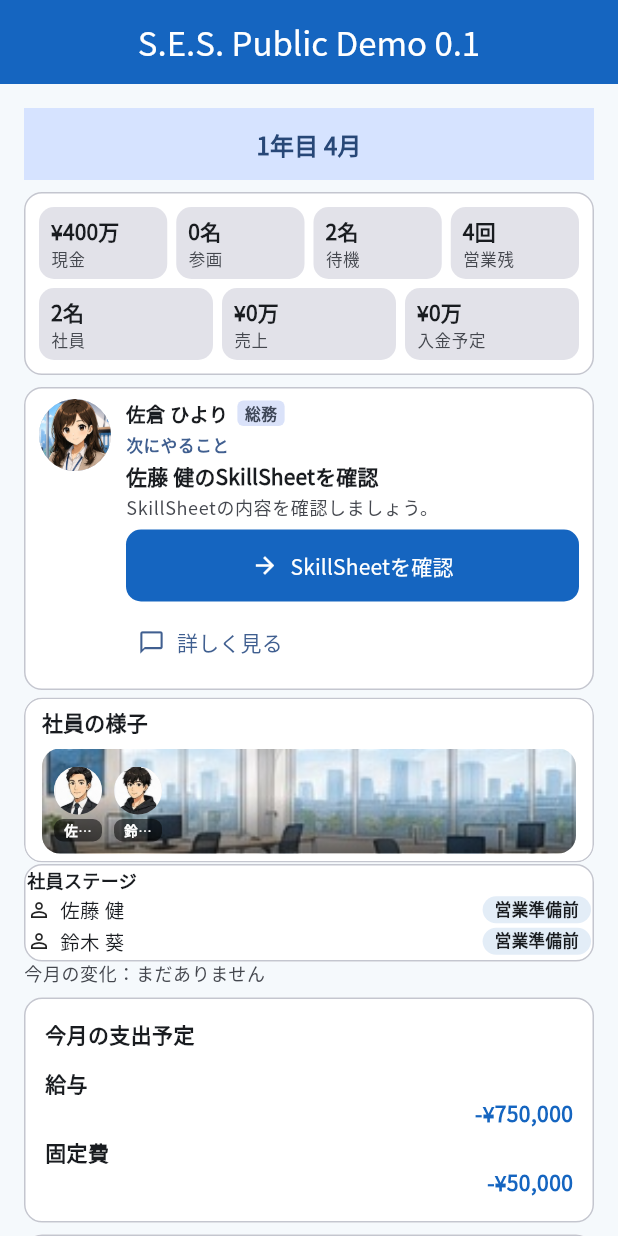
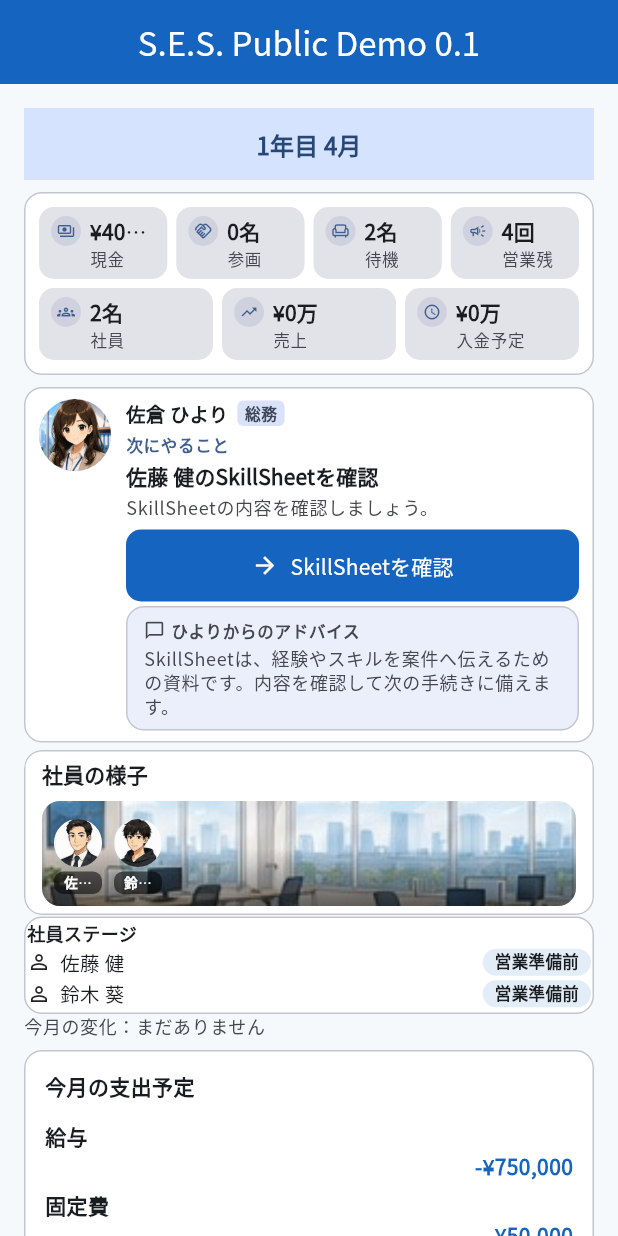
Before and after one commit to perusonao/smile_enjoy_story, a Flutter app: the PublicDemo01PlaceholderScreen screen opened directly, on a phone screen of 412 x 824 dp. Run offline on Flutter 3.47's test engine with Material 3 defaults, Android fonts, the phone set to English and light mode, and no system bars; our stand-ins replace shared_preferences; accounts and stored records are empty.

Commit message:
wip(public-demo-home): always-visible navigator advice, secondary CTA, icon-led KPI tiles
- HomeNavigatorAdvice gains optional secondaryLabel/onSecondaryPressed,
  paired the same way ctaLabel/onCtaPressed already are.
- HomeNavigatorSection becomes stateless: the "詳しく見る"/"閉じる"
  collapse toggle is removed, the advice explanation bubble always
  renders when present (matching the approved IMG_2643.jpeg target),
  and an optional secondary OutlinedButton renders below the primary CTA.
- PublicDemoHomeDashboardSection gains onShowOtherActions, wiring the
  secondary CTA into the resolved advice without touching the pure
  navigatorAdviceFor mapper.
- KpiSection's compact tiles now paint their icon badge (data was already
  present on _KpiTileData, just never rendered) — no Key/value/label
  changes.

Part of Issue #147 (PUBLIC-DEMO-HOME-UI-3A). Tests not yet updated for
these behavior changes — next commit.

Co-Authored-By: Claude Sonnet 5 <noreply@anthropic.com>
Claude-Session: https://claude.ai/code/session_01CrzzEqGi2pqXzi3SxoNpVg

```diff
--- a/lib/presentation/home/models/home_navigator_display.dart
+++ b/lib/presentation/home/models/home_navigator_display.dart
@@ -108,9 +108,16 @@ class HomeNavigatorAdvice {
     this.semantic = HomeNavigatorAdviceSemantic.neutral,
     this.ctaLabel,
     this.onCtaPressed,
+    this.secondaryLabel,
+    this.onSecondaryPressed,
   }) : assert(
          (ctaLabel == null) == (onCtaPressed == null),
          'A Navigator CTA must carry both its label and its owner callback.',
+       ),
+       assert(
+         (secondaryLabel == null) == (onSecondaryPressed == null),
+         'A Navigator secondary action must carry both its label and its '
+         'owner callback.',
        );
 
   final String title;
@@ -128,6 +135,13 @@ class HomeNavigatorAdvice {
   final HomeNavigatorAdviceSemantic semantic;
   final String? ctaLabel;
   final VoidCallback? onCtaPressed;
+
+  /// The mockup's "他の行動を確認する" secondary route: an already-owned
+  /// on-page callback (e.g. scrolling to the existing legacy action block),
+  /// never a new route or a fabricated navigation destination. `null` unless
+  /// the owning screen attaches both this and [onSecondaryPressed] together.
+  final String? secondaryLabel;
+  final VoidCallback? onSecondaryPressed;
 
   static const neutral = HomeNavigatorAdvice(
     title: 'ひよりからのご案内',
--- a/lib/presentation/home/widgets/home_navigator_section.dart
+++ b/lib/presentation/home/widgets/home_navigator_section.dart
@@ -118,7 +118,13 @@ class HomeNavigatorLayout {
 /// She is the existing general-affairs employee made visible, not a fourth
 /// hire — see [HomeNavigatorIdentity] for why that costs the domain
 /// nothing.
-class HomeNavigatorSection extends StatefulWidget {
+///
+/// PUBLIC-DEMO-HOME-UI-3A: the approved visual target shows the "ひよりから
+/// のアドバイス" explanation open by default, with no collapse control — so
+/// this is now a [StatelessWidget]. The former "詳しく見る"/"閉じる" local
+/// toggle is gone entirely; [_AdviceBubble] renders unconditionally whenever
+/// [HomeNavigatorAdvice.explanation] is non-null.
+class HomeNavigatorSection extends StatelessWidget {
   const HomeNavigatorSection({
     super.key,
     this.expression = NavigatorExpression.normal,
@@ -132,17 +138,6 @@ class HomeNavigatorSection extends StatefulWidget {
 
   /// `null` is the already-resolved suppression outcome, without a reason.
   final HomeNavigatorAdvice? advice;
-
-  @override
-  State<HomeNavigatorSection> createState() => _HomeNavigatorSectionState();
-}
-
-class _HomeNavigatorSectionState extends State<HomeNavigatorSection> {
-  bool _isAdviceExpanded = false;
-
-  void _setAdviceExpanded(bool value) {
-    setState(() => _isAdviceExpanded = value);
-  }
 
   @override
   Widget build(BuildContext context) {
@@ -160,7 +155,7 @@ class _HomeNavigatorSectionState extends State<HomeNavigatorSection> {
         child: Row(
           crossAxisAlignment: CrossAxisAlignment.start,
           children: [
-            _NavigatorPortrait(expression: widget.expression, layout: layout),
+            _NavigatorPortrait(expression: expression, layout: layout),
             SizedBox(width: layout.horizontalGap),
             Expanded(
               child: Column(
@@ -189,7 +184,7 @@ class _HomeNavigatorSectionState extends State<HomeNavigatorSection> {
                     ],
                   ),
                   const SizedBox(height: HomeNavigatorMetrics.textGap),
-                  if (widget.advice case final advice?) ...[
+                  if (advice case final advice?) ...[
                     // The eyebrow names which of the two roles this line
                     // plays: a concrete next step (a CTA follows) or the
                     // month's general goal (nothing is eligible right now).
@@ -260,33 +255,36 @@ class _HomeNavigatorSectionState extends State<HomeNavigatorSection> {
                         ),
                       ),
                     ],
+                    if (advice.secondaryLabel case final secondaryLabel?) ...[
+                      const SizedBox(height: 8),
+                      SizedBox(
+                        width: double.infinity,
+                        child: OutlinedButton(
+                          key: const Key('home-navigator-secondary-cta'),
+                          style: OutlinedButton.styleFrom(
+                            minimumSize: const Size(0, 48),
+                            padding: const EdgeInsets.symmetric(
+                              horizontal: 16,
+                              vertical: 12,
+                            ),
+                          ),
+                          onPressed: advice.onSecondaryPressed,
+                          child: Text(
+                            secondaryLabel,
+                            maxLines: 2,
+                            overflow: TextOverflow.ellipsis,
+                            textAlign: TextAlign.center,
+                          ),
+                        ),
+                      ),
+                    ],
+                    // PUBLIC-DEMO-HOME-UI-3A: the approved visual target
+                    // shows this explanation open, always, with no collapse
+                    // control — the former "詳しく見る" tap-to-reveal is
+                    // gone. A `null` explanation still renders nothing here.
                     if (advice.explanation != null) ...[
                       const SizedBox(height: HomeNavigatorMetrics.textGap),
-                      if (_isAdviceExpanded)
-                        _AdviceBubble(
-                          advice: advice,
-                          onCollapse: () => _setAdviceExpanded(false),
-                        )
-                      else
-                        Align(
-                          alignment: Alignment.centerLeft,
-                          child: TextButton.icon(
-                            key: const Key('home-navigator-open-advice'),
-                            onPressed: () => _setAdviceExpanded(true),
-                            icon: const Icon(
-                              Icons.chat_bubble_outline,
-                              size: 18,
-                            ),
-                            label: const Text('詳しく見る'),
-                            style: TextButton.styleFrom(
-                              minimumSize: const Size(48, 48),
-                              padding: const EdgeInsets.symmetric(
-                                horizontal: 8,
-                              ),
-                              tapTargetSize: MaterialTapTargetSize.padded,
-                            ),
-                          ),
-                        ),
+                      _AdviceBubble(advice: advice),
                     ],
                   ] else
                     // Suppressed (advice is null — a terminal financial
@@ -317,17 +315,20 @@ class _HomeNavigatorSectionState extends State<HomeNavigatorSection> {
 ///
 /// SES-FIRST-FUN-YEAR-UI-PHASE-2: this used to also restate [advice.title]
 /// and [advice.message] and carry its own nested CTA button. All three are
-/// gone: the message is now always visible above (never hidden behind this
-/// expand), and the CTA is now a single always-visible button in the same
-/// card — duplicating either here would recreate the exact "same fact,
-/// shown twice" problem the merge exists to remove. What is left here is
-/// genuinely additional: the educational explanation, which the always-
-/// visible line deliberately does not state.
+/// gone: the message is now always visible above, and the CTA is a single
+/// always-visible button in the same card — duplicating either here would
+/// recreate the exact "same fact, shown twice" problem the merge exists to
+/// remove. What is left here is genuinely additional: the educational
+/// explanation, which the always-visible line deliberately does not state.
+///
+/// PUBLIC-DEMO-HOME-UI-3A: this bubble is now always rendered (whenever
+/// [HomeNavigatorAdvice.explanation] is non-null) instead of behind a
+/// collapse tap — the approved visual target shows "ひよりからのアドバイス"
+/// permanently on screen, so there is no `onCollapse` control left to wire.
 class _AdviceBubble extends StatelessWidget {
-  const _AdviceBubble({required this.advice, required this.onCollapse});
+  const _AdviceBubble({required this.advice});
 
   final HomeNavigatorAdvice advice;
-  final VoidCallback onCollapse;
 
   @override
   Widget build(BuildContext context) {
@@ -344,11 +345,30 @@ class _AdviceBubble extends StatelessWidget {
           border: Border.all(color: scheme.outlineVariant),
         ),
         child: Padding(
-          padding: const EdgeInsets.fromLTRB(12, 8, 6, 6),
+          padding: const EdgeInsets.fromLTRB(12, 8, 12, 8),
           child: Column(
             crossAxisAlignment: CrossAxisAlignment.start,
             mainAxisSize: MainAxisSize.min,
             children: [
+              Row(
+                children: [
+                  Icon(
+                    Icons.chat_bubble_outline,
+                    size: 14,
+                    color: scheme.onSurfaceVariant,
+                  ),
+                  const SizedBox(width: 4),
+                  Text(
+                    'ひよりからのアドバイス',
+                    key: const Key('home-navigator-advice-title'),
+                    style: theme.textTheme.labelSmall?.copyWith(
+                      fontWeight: FontWeight.bold,
+                      color: scheme.onSurfaceVariant,
+                    ),
+                  ),
+                ],
+              ),
+              const SizedBox(height: HomeNavigatorMetrics.textGap),
               if (advice.explanation case final explanation?)
                 Text(
                   explanation,
@@ -358,20 +378,6 @@ class _AdviceBubble extends StatelessWidget {
                     color: scheme.onSurfaceVariant,
                   ),
                 ),
-              Align(
-                alignment: Alignment.centerRight,
-                child: TextButton.icon(
-                  key: const Key('home-navigator-close-advice'),
-                  onPressed: onCollapse,
-                  icon: const Icon(Icons.expand_less, size: 18),
-                  label: const Text('閉じる'),
-                  style: TextButton.styleFrom(
-                    minimumSize: const Size(48, 48),
-                    padding: const EdgeInsets.symmetric(horizontal: 8),
-                    tapTargetSize: MaterialTapTargetSize.padded,
-                  ),
-                ),
-              ),
             ],
           ),
         ),
--- a/lib/presentation/home/widgets/kpi_section.dart
+++ b/lib/presentation/home/widgets/kpi_section.dart
@@ -218,10 +218,16 @@ class _CompactKpi extends StatelessWidget {
   }
 }
 
-/// Value-over-label, no icon, single line each: the densest readable form
-/// of a KPI figure. Both lines keep `maxLines: 1` + ellipsis so a long
-/// value can never wrap a tile taller than its row-mates (four tiles share
-/// ~328pt of inner width at 360x800).
+/// Value-over-label with a small leading icon badge: the densest readable
+/// form of a KPI figure that still reads as icon-led, per the approved
+/// PUBLIC-DEMO-HOME-UI-3A visual target. Both text lines keep `maxLines: 1`
+/// + ellipsis so a long value can never wrap a tile taller than its
+/// row-mates (four tiles share ~328pt of inner width at 360x800).
+///
+/// PUBLIC-DEMO-HOME-UI-3A: adds the icon badge [_KpiTileData.icon] already
+/// carried but never painted before this change. No `Key`, value format, or
+/// label text changed — existing finders for `home-kpi-compact-*` keep
+/// working unmodified.
 class _CompactKpiTile extends StatelessWidget {
   const _CompactKpiTile({required this.data});
 
@@ -238,6 +244,21 @@ class _CompactKpiTile extends StatelessWidget {
         color: colorScheme.surfaceContainerHighest,
         borderRadius: BorderRadius.circular(10),
       ),
+      child: Row(
+        crossAxisAlignment: CrossAxisAlignment.start,
+        children: [
+          DecoratedBox(
+            decoration: BoxDecoration(
+              color: colorScheme.primary.withValues(alpha: 0.12),
+              shape: BoxShape.circle,
+            ),
+            child: Padding(
+              padding: const EdgeInsets.all(4),
+              child: Icon(data.icon, size: 12, color: colorScheme.primary),
+            ),
+          ),
+          const SizedBox(width: 6),
+          Expanded(
             child: Column(
               mainAxisSize: MainAxisSize.min,
               crossAxisAlignment: CrossAxisAlignment.start,
@@ -257,6 +278,9 @@ class _CompactKpiTile extends StatelessWidget {
                   ),
                   maxLines: 1,
                   overflow: TextOverflow.ellipsis,
+                ),
+              ],
+            ),
           ),
         ],
       ),
--- a/lib/ui/public_demo/public_demo_home_dashboard_section.dart
+++ b/lib/ui/public_demo/public_demo_home_dashboard_section.dart
@@ -71,6 +71,7 @@ class PublicDemoHomeDashboardSection extends StatelessWidget {
     required this.data,
     required this.recommendedAction,
     required this.navigatorAdvice,
+    this.onShowOtherActions,
   });
 
   /// The read-only projection to display. Rebuilt from authoritative state
@@ -87,6 +88,14 @@ class PublicDemoHomeDashboardSection extends StatelessWidget {
   /// is what actually reaches [HomeNavigatorSection].
   final HomeNavigatorAdvice? navigatorAdvice;
 
+  /// PUBLIC-DEMO-HOME-UI-3A: the mockup's "他の行動を確認する" secondary route
+  /// under the primary CTA. Already an owner-bound callback (the screen's
+  /// own `_scrollToSection(_legacyActionsKey)`) — this section only attaches
+  /// it to the resolved advice via [_effectiveAdvice]; it never invents a
+  /// route or decides when the secondary button should be reachable beyond
+  /// "advice is non-null".
+  final VoidCallback? onShowOtherActions;
+
   /// What [HomeNavigatorSection] renders — [navigatorAdvice] as resolved by
   /// [navigatorAdviceFor], except when [recommendedAction] is
   /// [HomeRecommendedActionNone]: there [navigatorAdviceFor] returns the
@@ -96,17 +105,34 @@ class PublicDemoHomeDashboardSection extends StatelessWidget {
   /// instead. Both are already-projected, read-only text this section
   /// already receives; this only picks which one a single guidance line
   /// states; it ranks nothing and invents no new copy.
+  ///
+  /// Also attaches [onShowOtherActions] (as '他の行動を確認する') whenever both
+  /// the resolved advice and the callback are non-null.
   HomeNavigatorAdvice? get _effectiveAdvice {
     final advice = navigatorAdvice;
-    if (advice == null || recommendedAction is! HomeRecommendedActionNone) {
-      return advice;
-    }
-    if (data.monthGoalText.isEmpty) return advice;
+    if (advice == null) return null;
+    final base = recommendedAction is HomeRecommendedActionNone
+        ? (data.monthGoalText.isEmpty
+              ? advice
+              : HomeNavigatorAdvice(
+                  title: advice.title,
+                  message: data.monthGoalText,
+                  explanation: advice.explanation,
+                  semantic: advice.semantic,
+                ))
+        : advice;
+    final onShowOther = onShowOtherActions;
+    if (onShowOther == null) return base;
     return HomeNavigatorAdvice(
-      title: advice.title,
-      message: data.monthGoalText,
-      explanation: advice.explanation,
-      semantic: advice.semantic,
+      title: base.title,
+      headline: base.headline,
+      message: base.message,
+      explanation: base.explanation,
+      semantic: base.semantic,
+      ctaLabel: base.ctaLabel,
+      onCtaPressed: base.onCtaPressed,
+      secondaryLabel: '他の行動を確認する',
+      onSecondaryPressed: onShowOther,
     );
   }
 
```
Lines whose indentation alone changed are shown as unchanged.
